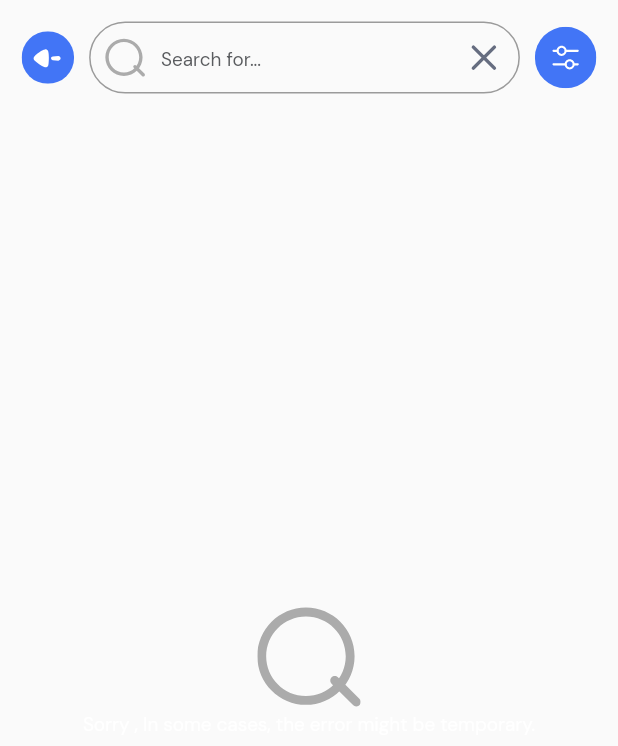
After one commit to akibur-rahman-wix-buddy/ddavila1_flutter, a Flutter app: the SearchUserScreen screen opened by its route, on a phone screen of 412 x 824 dp. The commit adds this screen. Shown: the top 746 px of the screen. Run offline on Flutter 3.47's test engine with Material 3 defaults, Android fonts, the phone set to English and light mode, and no system bars; drawn by our look-alikes of auto_animated; our stand-ins replace device_info_plus, dio, flutter_screenutil, flutter_svg, fluttertoast, get and 6 more; missing offline and left inert: custom_social_button; accounts and stored records are empty; project files that could hold a hidden picture were left out.

Commit message:
search screen is fully complete

```diff
--- a/lib/assets_helper/app_colors.dart
+++ b/lib/assets_helper/app_colors.dart
@@ -2,6 +2,8 @@ import 'dart:ui';
 
 class AppColor {
   static const Color onboardColor = Color(0xFF112D48);
+  static const Color c6940C9 = Color(0xFF6940C9);
+  static const Color c5A5C5F = Color(0xFF5A5C5F);
   static const Color buttonColor = Color(0xFFDB683F);
   static const Color allPrimaryColor = Color(0xFF6200EE);
   static const Color scaffoldColor = Color(0xFF6200EE);
--- a/lib/assets_helper/app_icons.dart
+++ b/lib/assets_helper/app_icons.dart
@@ -20,4 +20,6 @@ class AppIcons {
 
   // * ===================> Filter Screen Icons <====================
   static const String arrowBack = '$iconsRoute/arrowBack.svg';
+  static const String xcloseIcon = '$iconsRoute/xcloseIcon.svg';
+  static const String clockIcon = '$iconsRoute/clockIcon.svg';
 }
--- a/lib/assets_helper/text_font_style.dart
+++ b/lib/assets_helper/text_font_style.dart
@@ -8,7 +8,7 @@ class TextFontStyle {
   // use font for this projects
   // ################# mrdawud #######################
   static final textLine7w400cFFFFFFDmSans = TextStyle(
-    fontSize: 7.sp,
+    fontSize: 14.sp,
     fontFamily: 'Dm Sans',
     fontWeight: FontWeight.w400,
     color: AppColor.cFFFFFF,
--- /dev/null
+++ b/lib/common_widgets/common_searchbar.dart
@@ -0,0 +1,84 @@
+// ignore_for_file: prefer_typing_uninitialized_variables
+
+import 'package:ddavila/assets_helper/app_colors.dart';
+import 'package:ddavila/assets_helper/app_icons.dart';
+import 'package:ddavila/assets_helper/text_font_style.dart';
+import 'package:flutter/material.dart';
+import 'package:flutter_screenutil/flutter_screenutil.dart';
+import 'package:flutter_svg/flutter_svg.dart';
+
+class CommonSearchBar extends StatelessWidget {
+  const CommonSearchBar({
+    super.key,
+    this.controller,
+    this.onSubmitted,
+    this.hintText,
+    this.svgIcon,
+    this.onTap,
+    this.onCallBack,
+  });
+
+  final TextEditingController? controller;
+  final onSubmitted;
+  final String? hintText;
+  final SvgPicture? svgIcon;
+  final VoidCallback? onTap;
+  final VoidCallback? onCallBack;
+
+  @override
+  Widget build(BuildContext context) {
+    return TextFormField(
+      onFieldSubmitted: onSubmitted,
+      controller: controller,
+      decoration: InputDecoration(
+        contentPadding: EdgeInsets.symmetric(vertical: 12.h),
+        hintText: hintText,
+        hintStyle: TextFontStyle.textLine7w400cFFFFFFDmSans.copyWith(
+          color: AppColor.c5A5C5F,
+        ),
+        prefixIcon: Padding(
+          padding: EdgeInsets.all(12.0.sp),
+          child: SvgPicture.asset(
+            height: 14.h,
+            width: 14.w,
+            fit: BoxFit.cover,
+            AppIcons.searchIcon,
+          ),
+        ),
+
+        suffixIcon: GestureDetector(
+          onTap: onTap,
+          child: Padding(
+            padding: const EdgeInsets.all(10.0),
+            child: svgIcon ??
+                Padding(
+                  padding: EdgeInsets.all(12.0.sp),
+                  child: SvgPicture.asset(
+                    height: 14.h,
+                    width: 14.w,
+                    fit: BoxFit.cover,
+                    AppIcons.xcloseIcon,
+                  ),
+                ),
+          ),
+        ),
+
+        border: OutlineInputBorder(
+          borderRadius: BorderRadius.circular(100.r),
+          borderSide: BorderSide(
+            color: AppColor.c5A5C5F,
+            width: 1.w,
+          ),
+        ),
+        // enabledBorder: OutlineInputBorder(),
+        focusedBorder: OutlineInputBorder(
+          borderRadius: BorderRadius.circular(100.r),
+          borderSide: BorderSide(
+            color: AppColor.c5A5C5F,
+            width: 1.w,
+          ),
+        ),
+      ),
+    );
+  }
+}
--- /dev/null
+++ b/lib/features/user_app/home_screen/presentation/search_screen.dart
@@ -0,0 +1,421 @@
+// ignore_for_file: deprecated_member_use
+
+import 'package:ddavila/assets_helper/app_colors.dart';
+import 'package:ddavila/assets_helper/app_icons.dart';
+import 'package:ddavila/assets_helper/app_image.dart';
+import 'package:ddavila/assets_helper/text_font_style.dart';
+import 'package:ddavila/common_widgets/common_searchbar.dart';
+import 'package:ddavila/helpers/ui_helpers.dart';
+import 'package:flutter/material.dart';
+import 'package:flutter_screenutil/flutter_screenutil.dart';
+import 'package:flutter_svg/flutter_svg.dart';
+
+class SearchUserScreen extends StatefulWidget {
+  const SearchUserScreen({super.key});
+
+  @override
+  State<SearchUserScreen> createState() => _SearchUserScreenState();
+}
+
+class _SearchUserScreenState extends State<SearchUserScreen> {
+  final TextEditingController _searchController = TextEditingController();
+  List<Map<String, String>> filteredServices = [];
+  final List<String> _previousSearches = [];
+
+  //ALL SEARVICES..
+  final List<Map<String, String>> _allServices = [
+    {
+      'name': 'Chameleon Parlour',
+      'location': '4.1 Km',
+      'price': '\$150',
+    },
+    {
+      'name': 'Beauty Lounge',
+      'location': '2.3 Km',
+      'price': '\$120',
+    },
+    {
+      'name': 'Pure Elegance Parlour',
+      'location': '5.0 Km',
+      'price': '\$50',
+    },
+    {
+      'name': 'Boulevard Parlour',
+      'location': '5.0 Km',
+      'price': '\$50',
+    },
+  ];
+
+  void _handleSearchBarClear() {
+    if (_searchController.text.isEmpty) {
+      setState(() {
+        filteredServices = [];
+      });
+    }
+  }
+
+  void _filterServices(String query) {
+    setState(() {
+      if (query.isEmpty) {
+        filteredServices = [];
+        return;
+      }
+
+      filteredServices = _allServices.where((service) {
+        return service['name']!.toLowerCase().contains(query.toLowerCase());
+      }).toList();
+    });
+  }
+
+  void _onSearchSubmitted(String query) {
+    if (query.trim().isEmpty) return;
+
+    setState(() {
+      if (!_previousSearches.contains(query)) {
+        _previousSearches.add(query);
+      }
+      _filterServices(query);
+    });
+  }
+
+  void _removeSingleSearch(String search) {
+    setState(() {
+      _previousSearches.remove(search);
+    });
+  }
+
+  @override
+  void dispose() {
+    _searchController.removeListener(_handleSearchBarClear);
+    _searchController.dispose();
+    super.dispose();
+  }
+
+  @override
+  void initState() {
+    super.initState();
+    filteredServices = [];
+    _searchController.addListener(_handleSearchBarClear);
+  }
+
+  @override
+  Widget build(BuildContext context) {
+    return Scaffold(
+      body: SafeArea(
+        child: Padding(
+          padding: EdgeInsets.all(16.sp),
+          child: Column(
+            children: [
+              Row(
+                children: [
+                  GestureDetector(
+                    onTap: () => Navigator.pop(context),
+                    child: SvgPicture.asset(
+                      AppIcons.arrowBack,
+                    ),
+                  ),
+                  UIHelper.horizontalSpace(10.w),
+                  Expanded(
+                    child: CommonSearchBar(
+                      controller: _searchController,
+                      onSubmitted: _onSearchSubmitted,
+                      hintText: 'Search for...',
+                      svgIcon: SvgPicture.asset(
+                        AppIcons.xcloseIcon,
+                        height: 14.h,
+                        width: 14.w,
+                        fit: BoxFit.cover,
+                      ),
+                      onTap: () {
+                        setState(() {
+                          _searchController.text = '';
+                          filteredServices = [];
+                        });
+                      },
+                    ),
+                  ),
+                  UIHelper.horizontalSpace(10.w),
+                  GestureDetector(
+                    onTap: () {
+                      setState(() {
+                        _searchController.text = '';
+                        filteredServices = [];
+                      });
+                    },
+                    child: SvgPicture.asset(
+                      AppIcons.filterIcon,
+                      fit: BoxFit.contain,
+                    ),
+                  ),
+                ],
+              ),
+              UIHelper.verticalSpaceMedium,
+              Expanded(
+                child: filteredServices.isEmpty &&
+                        _searchController.text.isEmpty
+                    ? Center(
+                        child: _previousSearches.isEmpty
+                            ? Column(
+                                mainAxisAlignment: MainAxisAlignment.center,
+                                children: [
+                                  SvgPicture.asset(
+                                    AppIcons.searchIcon,
+                                    height: 81.h,
+                                    width: 82.w,
+                                  ),
+                                  Text(
+                                    'Sorry , In some cases, the error might be temporary.',
+                                    style: TextFontStyle
+                                        .textLine7w400cFFFFFFDmSans,
+                                    textAlign: TextAlign.center,
+                                  ),
+                                ],
+                              )
+                            : Column(
+                                crossAxisAlignment: CrossAxisAlignment.start,
+                                children: [
+                                  Row(
+                                    mainAxisAlignment:
+                                        MainAxisAlignment.spaceBetween,
+                                    children: [
+                                      Text(
+                                        'Recents',
+                                        style: TextFontStyle
+                                            .textLine7w400cFFFFFFDmSans,
+                                      ),
+                                      GestureDetector(
+                                        child: Text(
+                                          'See All',
+                                          style: TextFontStyle
+                                              .textLine7w400cFFFFFFDmSans
+                                              .copyWith(
+                                            color: AppColor.blackColor,
+                                            fontSize: 16.sp,
+                                          ),
+                                        ),
+                                      ),
+                                    ],
+                                  ),
+                                  UIHelper.verticalSpaceSmall,
+                                  ListView.builder(
+                                    physics:
+                                        const NeverScrollableScrollPhysics(),
+                                    shrinkWrap: true,
+                                    itemCount: _previousSearches.length,
+                                    itemBuilder: (context, index) {
+                                      final search = _previousSearches[index];
+                                      return Container(
+                                        decoration: BoxDecoration(),
+                                        child: Padding(
+                                          padding: const EdgeInsets.all(8.0),
+                                          child: Row(
+                                            children: [
+                                              SvgPicture.asset(
+                                                AppIcons.clockIcon,
+                                              ),
+                                              UIHelper.horizontalSpace(10.w),
+                                              Text(
+                                                search,
+                                                style: TextFontStyle
+                                                    .textLine7w400cFFFFFFDmSans
+                                                    .copyWith(
+                                                  color: AppColor.blackColor,
+                                                  fontSize: 18.sp,
+                                                ),
+                                              ),
+                                              const Spacer(),
+                                              GestureDetector(
+                                                onTap: () =>
+                                                    _removeSingleSearch(search),
+                                                child: SvgPicture.asset(
+                                                  AppIcons.xcloseIcon,
+                                                ),
+                                              ),
+                                            ],
+                                          ),
+                                        ),
+                                      );
+                                    },
+                                  ),
+                                ],
+                              ),
+                      )
+                    : filteredServices.isEmpty
+                        ? Center(
+                            child: Text(
+                              'No results found',
+                              style: TextStyle(
+                                fontSize: 16.sp,
+                                color: Colors.grey[700],
+                              ),
+                            ),
+                          )
+                        : ListView.builder(
+                            physics: const BouncingScrollPhysics(),
+                            itemCount: filteredServices.length,
+                            itemBuilder: (context, index) {
+                              final service = filteredServices[index];
+                              return Container(
+                                margin: EdgeInsets.only(bottom: 15.h),
+                                decoration: BoxDecoration(
+                                  color: AppColor.cFFFFFF,
+                                  borderRadius: BorderRadius.circular(10.r),
+                                  border: Border.all(
+                                    color: Colors.grey.withOpacity(0.5),
+                                  ),
+                                ),
+                                child: Padding(
+                                  padding: EdgeInsets.all(8.sp),
+                                  child: Row(
+                                    children: [
+                                      Container(
+                                        height: 140,
+                                        width: 108,
+                                        decoration: BoxDecoration(
+                                          borderRadius:
+                                              BorderRadius.circular(6.r),
+                                        ),
+                                        child: ClipRRect(
+                                          borderRadius: BorderRadius.circular(
+                                              12.r), // Set the desired radius
+                                          child: Image.asset(
+                                            AppImages.appLogo,
+                                            fit: BoxFit.cover,
+                                          ),
+                                        ),
+                                      ),
+                                      UIHelper.horizontalSpace(5.w),
+                                      Expanded(
+                                        child: Column(
+                                          crossAxisAlignment:
+                                              CrossAxisAlignment.start,
+                                          children: [
+                                            Row(
+                                              mainAxisAlignment:
+                                                  MainAxisAlignment
+                                                      .spaceBetween,
+                                              children: [
+                                                Expanded(
+                                                  child: Text(
+                                                    service['name']!,
+                                                    style: TextFontStyle
+                                                        .textLine7w400cFFFFFFDmSans
+                                                        .copyWith(
+                                                      color: AppColor
+                                                          .allPrimaryColor,
+                                                    ),
+                                                  ),
+                                                ),
+                                                SvgPicture.asset(
+                                                  AppIcons.arrowBack,
+                                                  height: 20.h,
+                                                  width: 20.w,
+                                                ),
+                                                Text("4.5"),
+                                              ],
+                                            ),
+                                            UIHelper.verticalSpace(10.h),
+                                            Row(
+                                              children: [
+                                                Row(
+                                                  children: [
+                                                    SvgPicture.asset(
+                                                      AppIcons.doneIcon,
+                                                      color: AppColor.c6940C9,
+                                                    ),
+                                                    UIHelper.horizontalSpace(
+                                                        8.w),
+                                                    Text(
+                                                      service['location']!,
+                                                      style: TextFontStyle
+                                                          .textLine7w400cFFFFFFDmSans
+                                                          .copyWith(
+                                                        color: AppColor.c000000,
+                                                      ),
+                                                    ),
+                                                  ],
+                                                ),
+                                              ],
+                                            ),
+                                            UIHelper.verticalSpace(30.h),
+                                            Row(
+                                              mainAxisAlignment:
+                                                  MainAxisAlignment
+                                                      .spaceBetween,
+                                              children: [
+                                                Text.rich(
+                                                  TextSpan(
+                                                    children: [
+                                                      TextSpan(
+                                                        text:
+                                                            service['price'] ??
+                                                                '',
+                                                        style: TextStyle(
+                                                          color:
+                                                              AppColor.c6940C9,
+                                                          fontWeight:
+                                                              FontWeight.bold,
+                                                          fontSize: 18.0,
+                                                        ),
+                                                      ),
+                                                      TextSpan(
+                                                        text: '/hr',
+                                                        style: TextStyle(
+                                                          color: Colors.grey,
+                                                          fontSize: 14.0,
+                                                        ),
+                                                      ),
+                                                    ],
+                                                  ),
+                                                ),
+                                                ElevatedButton(
+                                                  onPressed: () {
+                                                    // NavigationService
+                                                    //     .navigateTo(
+                                                    //   Routes.parlourServiceUser,
+                                                    // );
+                                                  },
+                                                  style:
+                                                      ElevatedButton.styleFrom(
+                                                    backgroundColor:
+                                                        AppColor.c6940C9,
+                                                    shape:
+                                                        RoundedRectangleBorder(
+                                                      borderRadius:
+                                                          BorderRadius.circular(
+                                                              12.0),
+                                                    ),
+                                                    padding:
+                                                        EdgeInsets.symmetric(
+                                                      horizontal: 24.0,
+                                                      vertical: 12.0,
+                                                    ),
+                                                  ),
+                                                  child: Text(
+                                                    'Book Now',
+                                                    style: TextFontStyle
+                                                        .textLine7w400cFFFFFFDmSans
+                                                        .copyWith(
+                                                      color: Colors.black,
+                                                    ),
+                                                  ),
+                                                ),
+                                              ],
+                                            ),
+                                          ],
+                                        ),
+                                      ),
+                                    ],
+                                  ),
+                                ),
+                              );
+                            },
+                          ),
+              ),
+            ],
+          ),
+        ),
+      ),
+    );
+  }
+}
--- a/lib/helpers/all_routes.dart
+++ b/lib/helpers/all_routes.dart
@@ -6,6 +6,7 @@ import 'package:ddavila/features/auth_screen/presentation/signup_screen.dart';
 import 'package:ddavila/features/auth_screen/presentation/success_screen.dart';
 import 'package:ddavila/features/user_app/filter_screen/presentation/filter_screen.dart';
 import 'package:ddavila/features/user_app/home_screen/presentation/home_screen.dart';
+import 'package:ddavila/features/user_app/home_screen/presentation/search_screen.dart';
 import 'package:flutter/cupertino.dart';
 
 final class Routes {
@@ -32,6 +33,7 @@ final class Routes {
   // * =============> Home navigation <============= */
   static const String homeScreen = '/homeScreen';
   static const String filterScreen = '/filterScreen';
+  static const String searchScreen = '/searchScreen';
 }
 
 final class RouteGenerator {
@@ -97,6 +99,15 @@ final class RouteGenerator {
                 widget: const ScreenTitle(widget: FilterScreen()),
                 settings: settings)
             : CupertinoPageRoute(builder: (context) => const FilterScreen());
+
+      // * Filter Screen
+      case Routes.searchScreen:
+        return Platform.isIOS
+            ? UltimateSmoothTransitionRoute(
+                widget: const ScreenTitle(widget: SearchUserScreen()),
+                settings: settings)
+            : CupertinoPageRoute(
+                builder: (context) => const SearchUserScreen());
 
       default:
         return null;
```
Also changed, not shown: lib/features/user_app/filter_screen/presentation/filter_screen.dart (+11 -4 lines), lib/features/user_app/home_screen/presentation/home_screen.dart (+11 -4 lines), assets/icons/clockIcon.svg (added), assets/icons/xcloseIcon.svg (added).
